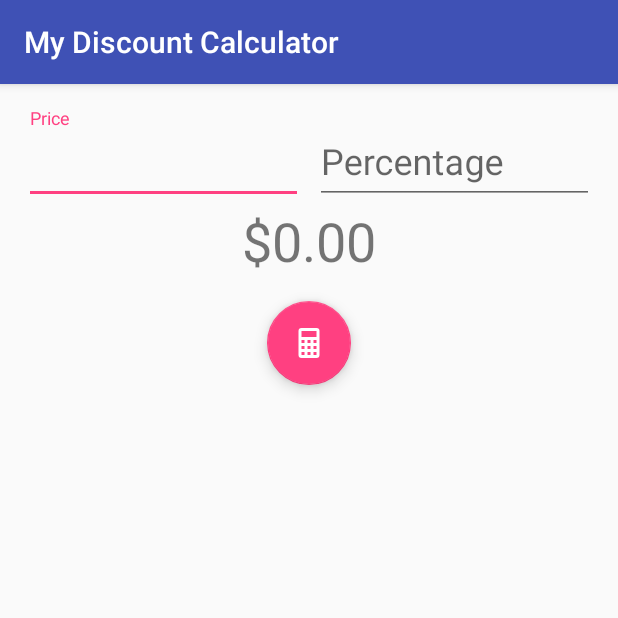
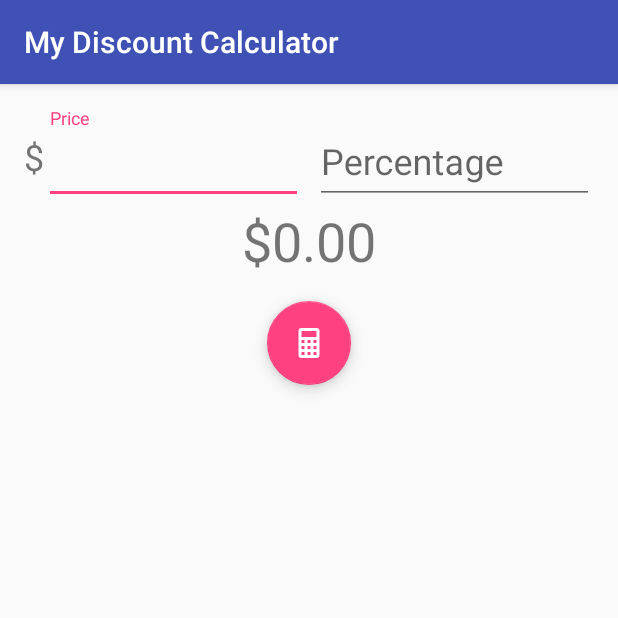
Before and after one commit to Jamizzle93/my-discount-calculator, an Android app: the screen it shows after launch (MainActivity), on a phone screen of 412 x 824 dp, the top half of it. Run offline under Robolectric (Android 15) with nearby library versions, the light colour scheme and no system bars.

Commit message:
feat(CalculateDiscount): Set currency symbol

```diff
--- a/app/src/main/java/com/mysticwater/mydiscountcalculator/calculatediscount/CalculateDiscountFragment.kt
+++ b/app/src/main/java/com/mysticwater/mydiscountcalculator/calculatediscount/CalculateDiscountFragment.kt
@@ -47,6 +47,10 @@ class CalculateDiscountFragment : Fragment() {
     }
 
     private fun setupEditTexts(view: View) {
+        val currencySymbolText: TextView = view.findViewById(R.id.text_currency_symbol)
+        val symbol = MoneyUtils.getCurrencyInstance().symbol
+        currencySymbolText.text = symbol
+
         moneyEditText = view.findViewById(R.id.input_price)
         percentEditText = view.findViewById(R.id.input_percentage)
     }
--- a/app/src/main/res/layout/fragment_calculate.xml
+++ b/app/src/main/res/layout/fragment_calculate.xml
@@ -2,9 +2,20 @@
 <android.support.constraint.ConstraintLayout
     xmlns:android="http://schemas.android.com/apk/res/android"
     xmlns:app="http://schemas.android.com/apk/res-auto"
+    xmlns:tools="http://schemas.android.com/tools"
     android:layout_width="match_parent"
     android:layout_height="match_parent"
     android:layout_margin="16dp">
+
+    <TextView
+        android:id="@+id/text_currency_symbol"
+        android:layout_width="wrap_content"
+        android:layout_height="wrap_content"
+        android:textSize="24sp"
+        app:layout_constraintBottom_toBottomOf="@+id/input_layout_price"
+        app:layout_constraintStart_toStartOf="parent"
+        app:layout_constraintTop_toTopOf="@+id/input_layout_price"
+        tools:text="$"/>
 
     <android.support.design.widget.TextInputLayout
         android:id="@+id/input_layout_price"
@@ -12,7 +23,7 @@
         android:layout_height="wrap_content"
         android:layout_marginEnd="4dp"
         app:layout_constraintEnd_toStartOf="@+id/guideline_centre"
-        app:layout_constraintStart_toStartOf="parent">
+        app:layout_constraintStart_toEndOf="@+id/text_currency_symbol">
 
         <com.mysticwater.mydiscountcalculator.calculatediscount.views.MoneyEditText
             android:id="@+id/input_price"
@@ -55,10 +66,10 @@
         android:id="@+id/text_calculated_price"
         android:layout_width="wrap_content"
         android:layout_height="wrap_content"
+        android:textSize="36sp"
+        app:layout_constraintEnd_toEndOf="parent"
+        app:layout_constraintStart_toStartOf="parent"
         app:layout_constraintTop_toBottomOf="@+id/input_layout_percentage"
-        app:layout_constraintStart_toStartOf="parent"
-        app:layout_constraintEnd_toEndOf="parent"
-        android:textSize="36sp"
         />
 
     <android.support.design.widget.FloatingActionButton
@@ -68,8 +79,8 @@
         android:layout_margin="@dimen/fab_margin"
         android:src="@drawable/ic_calculator"
         app:fabSize="normal"
-        app:layout_constraintTop_toBottomOf="@+id/text_calculated_price"
+        app:layout_constraintEnd_toEndOf="parent"
         app:layout_constraintStart_toStartOf="parent"
-        app:layout_constraintEnd_toEndOf="parent"/>
+        app:layout_constraintTop_toBottomOf="@+id/text_calculated_price"/>
 
 </android.support.constraint.ConstraintLayout>
```
